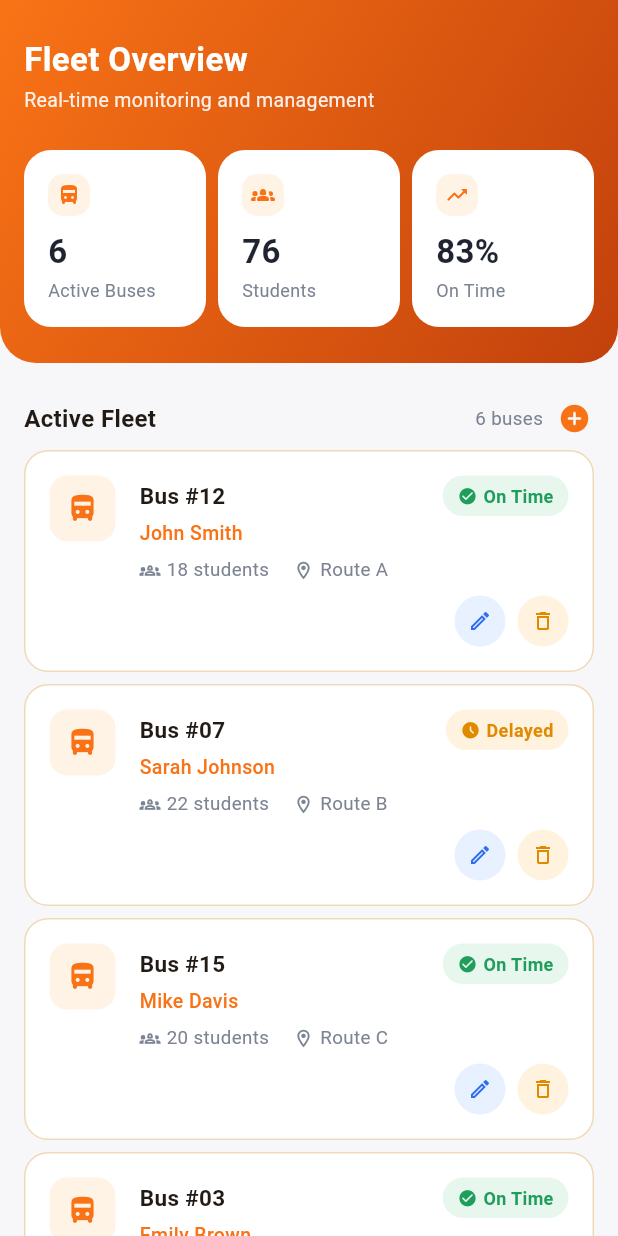
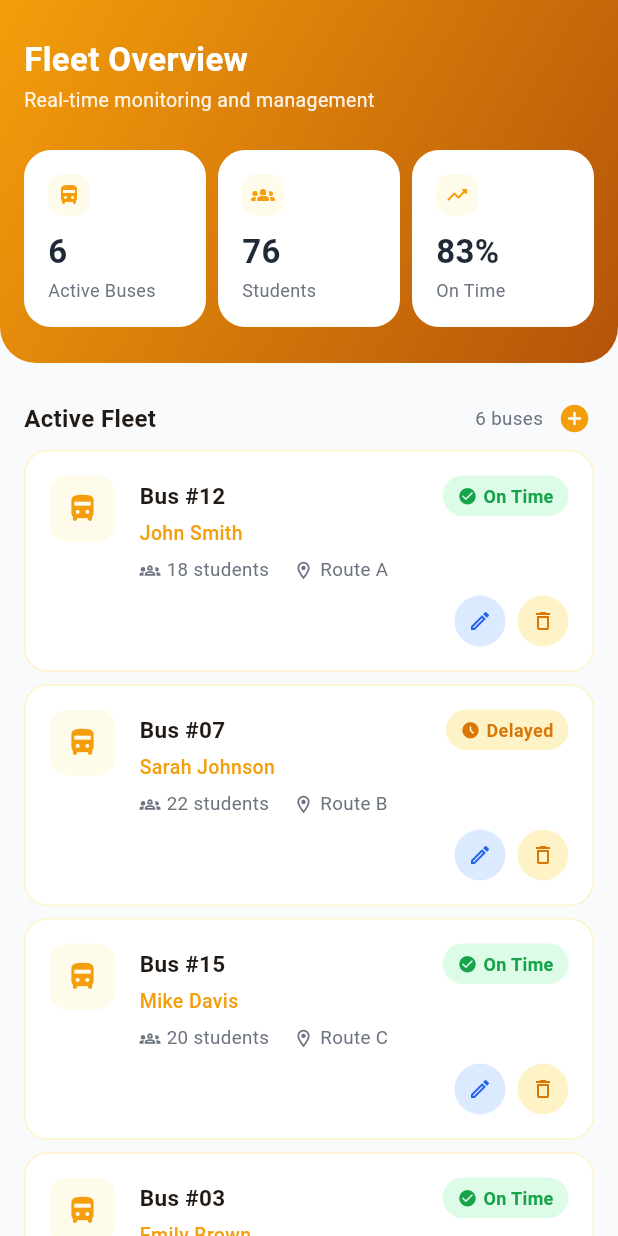
Before and after one commit to ingdia/safe_ride_app, a Flutter app: the FleetOverviewScreen screen opened directly, on a phone screen of 412 x 824 dp. Run offline on Flutter 3.47's test engine with Material 3 defaults, Android fonts, the light colour scheme and no system bars; our stand-ins replace fl_chart, flutter_riverpod.

Commit message:
style: recolor Admin UI tokens to match Figma + add danger colors
Updated the palette to match the Figma reference, and added
dangerBg/dangerFg (true red) distinct from the amber delayedFg, since
Logout/delete actions were incorrectly reusing the delayed-status
amber color.

```diff
--- a/lib/features/admin/presentation/widgets/admin_ui_constants.dart
+++ b/lib/features/admin/presentation/widgets/admin_ui_constants.dart
@@ -3,27 +3,36 @@ import 'package:flutter/material.dart';
 class AdminUiColors {
   AdminUiColors._();
 
-  static const Color primaryOrange = Color(0xFFF97316);
-  static const Color primaryOrangeDark = Color(0xFFC2410C);
-  static const Color primaryOrangeLight = Color(0xFFFFA94D);
+  // Brand color swapped from custom orange to Tailwind v4's amber scale.
+  // Names kept as "primaryOrange*" so no other file needs to change --
+  // only the values here were updated.
+  static const Color primaryOrange = Color(0xFFF59E0B); // amber-500
+  static const Color primaryOrangeDark = Color(0xFFB45309); // amber-700
+  static const Color primaryOrangeLight = Color(0xFFFCD34D); // amber-300
 
-  static const Color scaffoldBackground = Color(0xFFF7F7F9);
-  static const Color cardBackground = Color(0xFFFFFFFF);
-  static const Color statCardBackground = Color(0xFFFFF3E6);
+  static const Color scaffoldBackground = Color(0xFFF9FAFB); // gray-50
+  static const Color cardBackground = Color(0xFFFFFFFF); // white
+  static const Color statCardBackground = Color(0xFFFFFBEB); // amber-50
 
-  static const Color onTimeBg = Color(0xFFE7F7EE);
-  static const Color onTimeFg = Color(0xFF1E9E5A);
-  static const Color delayedBg = Color(0xFFFFF3E0);
-  static const Color delayedFg = Color(0xFFE08A00);
-  static const Color infoBg = Color(0xFFE8F1FF);
-  static const Color infoFg = Color(0xFF2F6FED);
+  static const Color onTimeBg = Color(0xFFDCFCE7); // green-100
+  static const Color onTimeFg = Color(0xFF16A34A); // green-600
+  static const Color delayedBg = Color(0xFFFEF3C7); // amber-100
+  static const Color delayedFg = Color(0xFFD97706); // amber-600
+  static const Color infoBg = Color(0xFFDBEAFE); // blue-100
+  static const Color infoFg = Color(0xFF2563EB); // blue-600
 
-  static const Color textPrimary = Color(0xFF1F2430);
-  static const Color textSecondary = Color(0xFF7C8393);
+  // True red, distinct from the amber delayedFg (which is legitimately used
+  // for the "Delayed" bus status badge). This is for genuinely
+  // destructive/danger actions like Logout.
+  static const Color dangerBg = Color(0xFFFEE2E2); // red-100
+  static const Color dangerFg = Color(0xFFDC2626); // red-600
+
+  static const Color textPrimary = Color(0xFF1F2937); // gray-800
+  static const Color textSecondary = Color(0xFF6B7280); // gray-500
   static const Color textOnDark = Color(0xFFFFFFFF);
 
-  static const Color borderSubtle = Color(0xFFF1D9B8);
-  static const Color divider = Color(0xFFECECEF);
+  static const Color borderSubtle = Color(0xFFFEF3C7); // amber-100
+  static const Color divider = Color(0xFFE5E7EB); // gray-200
 }
 
 class AdminUiRadii {
@@ -107,9 +116,7 @@ class AdminTheme {
             if (states.contains(WidgetState.hovered)) return 4;
             return 0;
           }),
-          mouseCursor: const WidgetStatePropertyAll(
-            SystemMouseCursors.click,
-          ),
+          mouseCursor: const WidgetStatePropertyAll(SystemMouseCursors.click),
         ),
       ),
       outlinedButtonTheme: OutlinedButtonThemeData(
@@ -138,9 +145,7 @@ class AdminTheme {
             }
             return null;
           }),
-          mouseCursor: const WidgetStatePropertyAll(
-            SystemMouseCursors.click,
-          ),
+          mouseCursor: const WidgetStatePropertyAll(SystemMouseCursors.click),
         ),
       ),
     );
```
